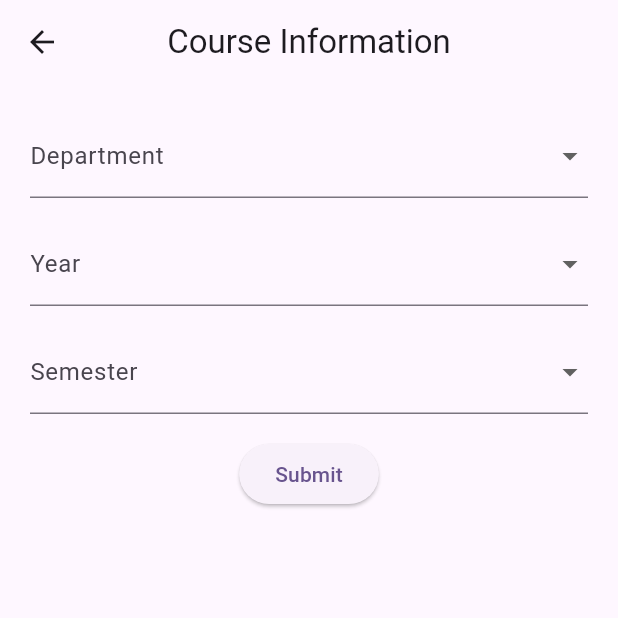
After one commit to jeremyessien/uwam_project, a Flutter app: the screen it shows once a user with an empty profile is signed in, after a tap on "Course Info", on a phone screen of 412 x 824 dp, the top half of it. The commit adds this screen. Run offline on Flutter 3.47's test engine with Material 2 defaults, Android fonts, the phone set to English and light mode, and no system bars; our stand-ins replace cloud_firestore, firebase_auth, firebase_core; accounts and stored records are empty.

Commit message:
[Feat] :
1. Added course information page that displays courses for students
2. Added navigation to login page on the  signup page

```diff
--- a/lib/screens/auth/sigunp.dart
+++ b/lib/screens/auth/sigunp.dart
@@ -1,5 +1,6 @@
 import 'package:firebase_auth/firebase_auth.dart';
 import 'package:flutter/material.dart';
+import 'package:uwam_project/screens/auth/login.dart';
 import 'package:uwam_project/screens/home_screen.dart';
 import '../../services/auth_service.dart';
 
@@ -208,7 +209,12 @@ class _SignupPageState extends State<SignupPage> {
               ),
               const SizedBox(height: 16.0),
               GestureDetector(
-                onTap: () {},
+                onTap: () {
+                  Navigator.push(
+                    context,
+                    MaterialPageRoute(builder: (context) => LoginPage()),
+                  );
+                },
                 child: Text(
                   "Already have an account? Login here",
                   style: TextStyle(
--- /dev/null
+++ b/lib/screens/course_info.dart
@@ -0,0 +1,118 @@
+import 'package:flutter/material.dart';
+
+class CourseInformationPage extends StatefulWidget {
+  const CourseInformationPage({Key? key}) : super(key: key);
+
+  @override
+  _CourseInformationPageState createState() => _CourseInformationPageState();
+}
+
+class _CourseInformationPageState extends State<CourseInformationPage> {
+  String? _selectedDepartment;
+  String? _selectedYear;
+  String? _selectedSemester;
+
+  final List<String> departments = [
+    'Computer Science',
+    'Mathematics',
+    'Physics',
+    'Chemistry',
+  ];
+
+  final List<String> years = ['1st Year', '2nd Year', '3rd Year', '4th Year'];
+
+  final List<String> semesters = ['1st Semester', '2nd Semester'];
+
+  @override
+  Widget build(BuildContext context) {
+    return Scaffold(
+      appBar: AppBar(
+        title: const Text('Course Information'),
+        centerTitle: true,
+      ),
+      body: SafeArea(
+        child: Padding(
+          padding: const EdgeInsets.all(20.0),
+          child: Column(
+            crossAxisAlignment: CrossAxisAlignment.center,
+            children: [
+              DropdownButtonFormField<String>(
+                value: _selectedDepartment,
+                onChanged: (value) {
+                  setState(() {
+                    _selectedDepartment = value;
+                  });
+                },
+                items: departments.map((department) {
+                  return DropdownMenuItem<String>(
+                    value: department,
+                    child: Text(department),
+                  );
+                }).toList(),
+                decoration: const InputDecoration(
+                  labelText: 'Department',
+                ),
+              ),
+              const SizedBox(height: 16.0),
+              DropdownButtonFormField<String>(
+                value: _selectedYear,
+                onChanged: (value) {
+                  setState(() {
+                    _selectedYear = value;
+                  });
+                },
+                items: years.map((year) {
+                  return DropdownMenuItem<String>(
+                    value: year,
+                    child: Text(year),
+                  );
+                }).toList(),
+                decoration: const InputDecoration(
+                  labelText: 'Year',
+                ),
+              ),
+              const SizedBox(height: 16.0),
+              DropdownButtonFormField<String>(
+                value: _selectedSemester,
+                onChanged: (value) {
+                  setState(() {
+                    _selectedSemester = value;
+                  });
+                },
+                items: semesters.map((semester) {
+                  return DropdownMenuItem<String>(
+                    value: semester,
+                    child: Text(semester),
+                  );
+                }).toList(),
+                decoration: const InputDecoration(
+                  labelText: 'Semester',
+                ),
+              ),
+              const SizedBox(height: 16.0),
+              ElevatedButton(
+                onPressed: _handleCourseInformationSubmit,
+                child: const Text('Submit'),
+              ),
+            ],
+          ),
+        ),
+      ),
+    );
+  }
+
+  void _handleCourseInformationSubmit() {
+    if (_selectedDepartment != null &&
+        _selectedYear != null &&
+        _selectedSemester != null) {
+      // Perform any actions you need based on the selected department, year, and semester
+      // You can fetch and display the relevant course information here
+      print('Department: $_selectedDepartment');
+      print('Year: $_selectedYear');
+      print('Semester: $_selectedSemester');
+      // TODO: Implement fetching and displaying course information
+    } else {
+      // TODO: Show an error message indicating that all fields are required
+    }
+  }
+}
--- a/lib/screens/home_screen.dart
+++ b/lib/screens/home_screen.dart
@@ -1,5 +1,6 @@
 import 'package:flutter/material.dart';
 import 'package:uwam_project/screens/auth/login.dart';
+import 'package:uwam_project/screens/course_info.dart';
 import '../services/auth_service.dart';
 
 class HomeScreen extends StatefulWidget {
@@ -34,8 +35,17 @@ class _HomeScreenState extends State<HomeScreen> {
           ),
         ],
       ),
-      body: Center(
-        child: Text('Welcome'),
+      body: SafeArea(
+        child: Column(
+          children: [
+            TextButton(onPressed: (){
+              Navigator.push(
+                context,
+                MaterialPageRoute(builder: (context) => CourseInformationPage()),
+              );
+            }, child: Text('Course Info'))
+          ],
+        )
       ),
     );
   }
```
